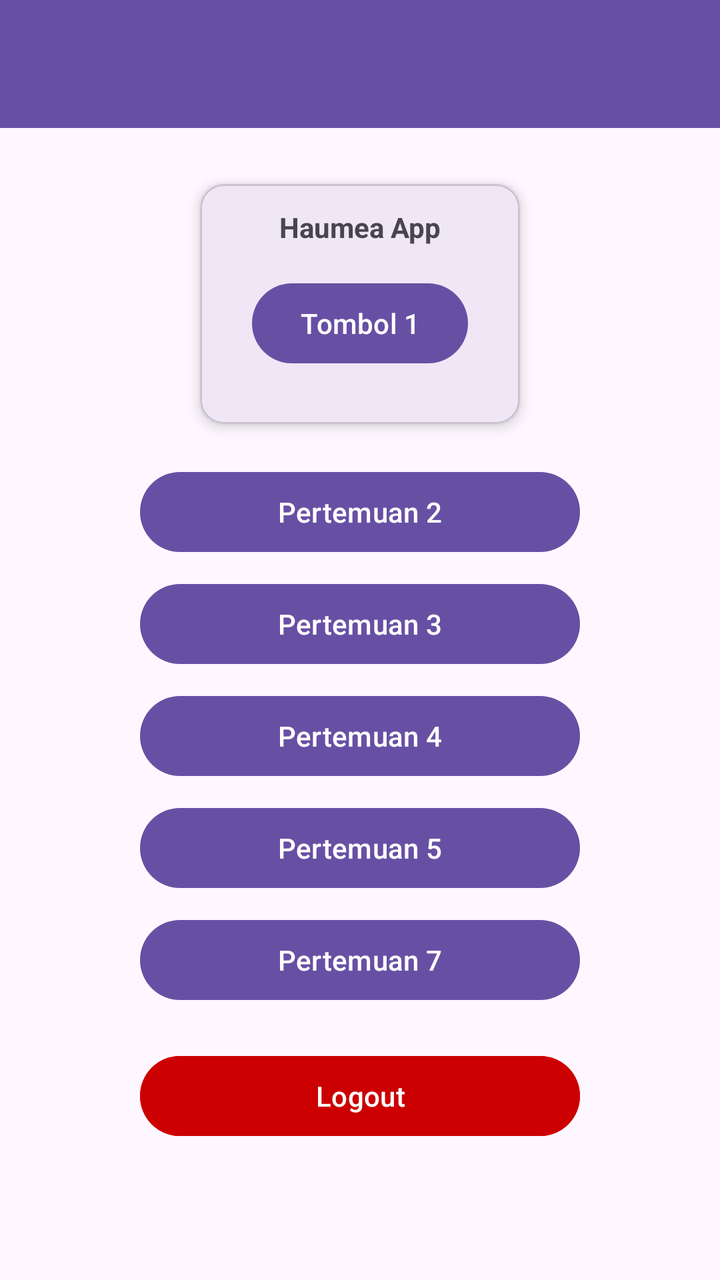
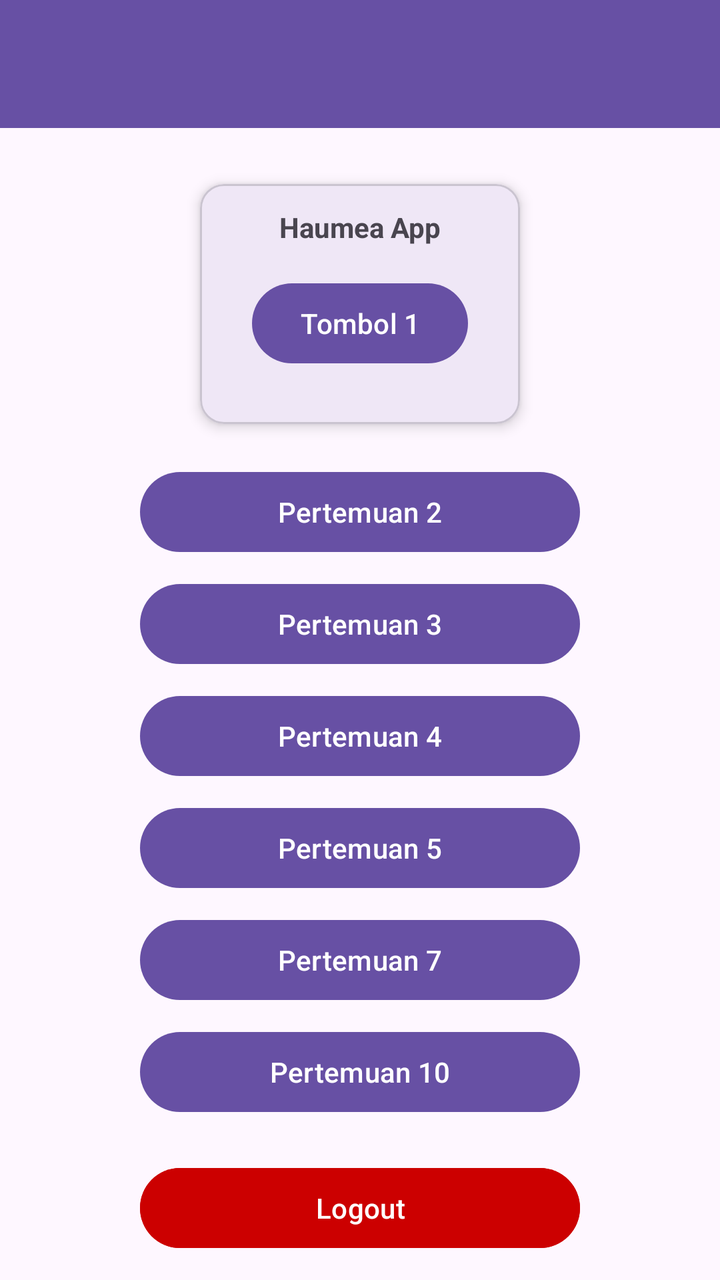

Screens rendered from an Android XML layout before and after an edit, with the pre-edit source and the edit as a unified diff.
<!-- AndroidManifest.xml: application theme Theme.Haumea_arifin -->
<!-- res/layout/fragment_home.xml -->
<?xml version="1.0" encoding="utf-8"?>
<androidx.constraintlayout.widget.ConstraintLayout xmlns:android="http://schemas.android.com/apk/res/android"
    xmlns:app="http://schemas.android.com/apk/res-auto"
    xmlns:tools="http://schemas.android.com/tools"
    android:id="@+id/main"
    android:layout_width="match_parent"
    android:layout_height="match_parent"
    tools:context=".Home.HomeFragment">

    <androidx.appcompat.widget.Toolbar
        android:id="@+id/toolbar"
        android:layout_width="match_parent"
        android:layout_height="?attr/actionBarSize"
        android:background="?attr/colorPrimary"
        app:layout_constraintEnd_toEndOf="parent"
        app:layout_constraintStart_toStartOf="parent"
        app:layout_constraintTop_toTopOf="parent"
        app:subtitleTextColor="@android:color/white"
        app:titleTextColor="@android:color/white" />

    <androidx.core.widget.NestedScrollView
        android:layout_width="match_parent"
        android:layout_height="0dp"
        app:layout_constraintBottom_toBottomOf="parent"
        app:layout_constraintEnd_toEndOf="parent"
        app:layout_constraintStart_toStartOf="parent"
        app:layout_constraintTop_toBottomOf="@+id/toolbar">

        <LinearLayout
            android:layout_width="match_parent"
            android:layout_height="wrap_content"
            android:gravity="center_horizontal"
            android:orientation="vertical"
            android:padding="16dp">

            <com.google.android.material.card.MaterialCardView
                android:id="@+id/materialCardView2"
                android:layout_width="160dp"
                android:layout_height="120dp"
                android:layout_margin="12dp"
                app:cardCornerRadius="12dp"
                app:cardElevation="4dp">

                <androidx.constraintlayout.widget.ConstraintLayout
                    android:layout_width="match_parent"
                    android:layout_height="match_parent"
                    android:padding="12dp">

                    <TextView
                        android:id="@+id/tvCardTitle"
                        android:layout_width="wrap_content"
                        android:layout_height="wrap_content"
                        android:text="Haumea App"
                        android:textStyle="bold"
                        app:layout_constraintEnd_toEndOf="parent"
                        app:layout_constraintStart_toStartOf="parent"
                        app:layout_constraintTop_toTopOf="parent" />

                    <Button
                        android:id="@+id/btn1"
                        android:layout_width="wrap_content"
                        android:layout_height="wrap_content"
                        android:text="Tombol 1"
                        app:layout_constraintBottom_toBottomOf="parent"
                        app:layout_constraintEnd_toEndOf="parent"
                        app:layout_constraintStart_toStartOf="parent"
                        app:layout_constraintTop_toBottomOf="@+id/tvCardTitle" />

                </androidx.constraintlayout.widget.ConstraintLayout>

            </com.google.android.material.card.MaterialCardView>

            <Button
                android:id="@+id/btnToSecond"
                android:layout_width="220dp"
                android:layout_height="wrap_content"
                android:layout_marginTop="8dp"
                android:text="Pertemuan 2" />

            <Button
                android:id="@+id/btnToThird"
                android:layout_width="220dp"
                android:layout_height="wrap_content"
                android:layout_marginTop="8dp"
                android:text="Pertemuan 3" />

            <Button
                android:id="@+id/btnToFourth"
                android:layout_width="220dp"
                android:layout_height="wrap_content"
                android:layout_marginTop="8dp"
                android:text="Pertemuan 4" />

            <Button
                android:id="@+id/btnToFifth"
                android:layout_width="220dp"
                android:layout_height="wrap_content"
                android:layout_marginTop="8dp"
                android:text="Pertemuan 5" />

            <Button
                android:id="@+id/btnToSeven"
                android:layout_width="220dp"
                android:layout_height="wrap_content"
                android:layout_marginTop="8dp"
                android:text="Pertemuan 7" />

            <Button
                android:id="@+id/btnLogout"
                android:layout_width="220dp"
                android:layout_height="wrap_content"
                android:layout_marginTop="20dp"
                android:layout_marginBottom="32dp"
                android:backgroundTint="@android:color/holo_red_dark"
                android:text="Logout" />

        </LinearLayout>

    </androidx.core.widget.NestedScrollView>

</androidx.constraintlayout.widget.ConstraintLayout>
<!-- resources referenced by this layout -->
<resources>
  <style name="Theme.Haumea_arifin" parent="Base.Theme.Haumea_arifin" />
  <style name="Base.Theme.Haumea_arifin" parent="Theme.Material3.DayNight.NoActionBar">
          
          
      </style>
</resources>

<!-- the commit's change to res/layout/fragment_home.xml (unified diff, before → after) -->
@@ -6,6 +6,15 @@
     android:layout_width="match_parent"
     android:layout_height="match_parent"
     tools:context=".Home.HomeFragment">
+
+    <View
+        android:id="@+id/background_header"
+        android:layout_width="0dp"
+        android:layout_height="100dp"
+        android:background="@drawable/bg_header_wave"
+        app:layout_constraintEnd_toEndOf="parent"
+        app:layout_constraintStart_toStartOf="parent"
+        app:layout_constraintTop_toTopOf="parent" />
 
     <androidx.appcompat.widget.Toolbar
         android:id="@+id/toolbar"
@@ -106,6 +115,13 @@
                 android:text="Pertemuan 7" />
 
             <Button
+                android:id="@+id/btnToTenth"
+                android:layout_width="220dp"
+                android:layout_height="wrap_content"
+                android:layout_marginTop="8dp"
+                android:text="Pertemuan 10" />
+
+            <Button
                 android:id="@+id/btnLogout"
                 android:layout_width="220dp"
                 android:layout_height="wrap_content"
<!-- resource entries referenced after the edit -->
@@ -1,5 +1,23 @@
 <!-- resources referenced by this layout -->
 <resources>
+  <!-- drawable bg_header_wave (drawable) -->
+  <?xml version="1.0" encoding="utf-8"?>
+  <selector xmlns:android="http://schemas.android.com/apk/res/android">
+  
+      <vector xmlns:android="http://schemas.android.com/apk/res/android" android:width="100dp" android:height="100dp" android:viewportWidth="100" android:viewportHeight="100">
+  
+          
+          <path android:fillColor="?attr/colorPrimary" android:pathData="
+              M0,0
+              L100,0
+              L100,40
+              C 75,55
+                25,20
+                0,40
+              Z" />
+      </vector>
+  
+  </selector>
   <style name="Theme.Haumea_arifin" parent="Base.Theme.Haumea_arifin" />
   <style name="Base.Theme.Haumea_arifin" parent="Theme.Material3.DayNight.NoActionBar">
           
